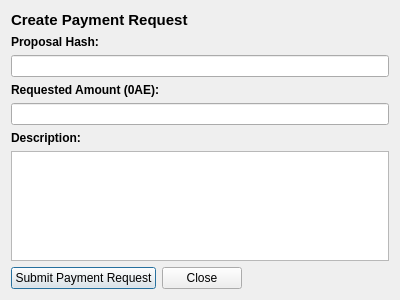
Ankh-Trust/electrum-core, file src/qt/forms/communityfundcreatepaymentrequestdialog.ui: the form before one commit.
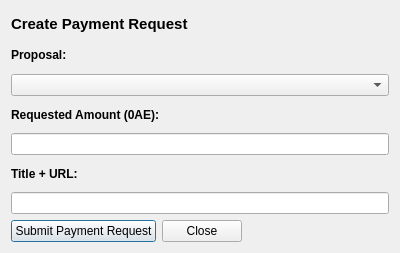
The form after the commit. Custom widgets are drawn as their Qt base class.

Patch:
```diff
--- a/src/qt/forms/communityfundcreatepaymentrequestdialog.ui
+++ b/src/qt/forms/communityfundcreatepaymentrequestdialog.ui
@@ -7,7 +7,7 @@
     <x>0</x>
     <y>0</y>
     <width>400</width>
-    <height>300</height>
+    <height>253</height>
    </rect>
   </property>
   <property name="windowTitle">
@@ -15,6 +15,8 @@
   </property>
   <layout class="QVBoxLayout" name="verticalLayout_2">
    <item>
+    <layout class="QVBoxLayout" name="verticalLayoutCreatePaymentRequest">
+     <item>
     <widget class="QLabel" name="labelCreatePaymentRequestTitle">
      <property name="sizePolicy">
       <sizepolicy hsizetype="Preferred" vsizetype="Minimum">
@@ -35,8 +37,6 @@
     </widget>
    </item>
    <item>
-    <layout class="QVBoxLayout" name="verticalLayoutCreatePaymentRequest">
-     <item>
       <widget class="QLabel" name="labelProposalHashTitle">
        <property name="sizePolicy">
         <sizepolicy hsizetype="Preferred" vsizetype="Minimum">
@@ -51,12 +51,12 @@
         </font>
        </property>
        <property name="text">
-        <string>Proposal Hash:</string>
+        <string>Proposal:</string>
        </property>
       </widget>
      </item>
      <item>
-      <widget class="QValidatedLineEdit" name="lineEditProposalHash"/>
+      <widget class="QComboBox" name="comboBoxProposalHash"/>
      </item>
      <item>
       <widget class="QLabel" name="labelRequestedAmountTitle">
@@ -83,19 +83,12 @@
         </font>
        </property>
        <property name="text">
-        <string>Description:</string>
+        <string>Title + URL:</string>
        </property>
       </widget>
      </item>
      <item>
-      <widget class="QValidatedPlainTextEdit" name="plainTextEditDescription">
-       <property name="plainText">
-        <string/>
-       </property>
-       <property name="overwriteMode">
-        <bool>false</bool>
-       </property>
-      </widget>
+      <widget class="QLineEdit" name="plainTextEditDescription"/>
      </item>
      <item>
       <layout class="QHBoxLayout" name="horizontalLayoutSubmitPaymentRequest">
@@ -142,16 +135,6 @@
    <header>electrumamountfield.h</header>
    <container>1</container>
   </customwidget>
-  <customwidget>
-   <class>QValidatedLineEdit</class>
-   <extends>QLineEdit</extends>
-   <header>qvalidatedlineedit.h</header>
-  </customwidget>
-  <customwidget>
-   <class>QValidatedPlainTextEdit</class>
-   <extends>QPlainTextEdit</extends>
-   <header>qvalidatedplaintextedit.h</header>
-  </customwidget>
  </customwidgets>
  <resources/>
  <connections/>
```
Lines whose indentation alone changed are shown as unchanged.
